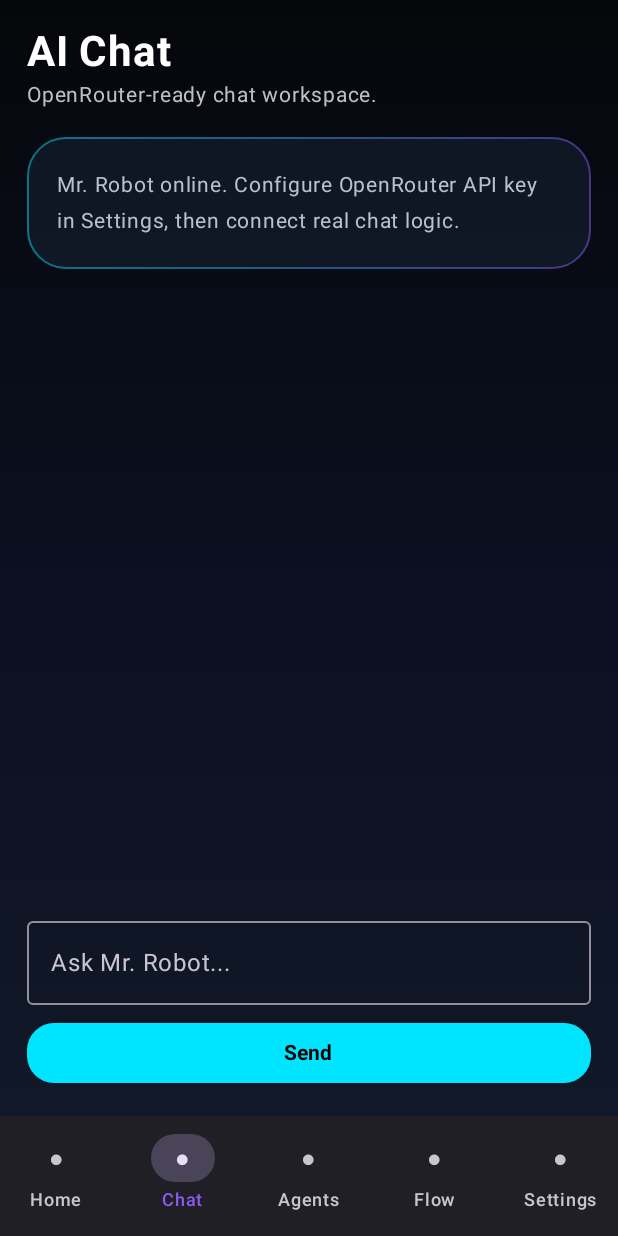
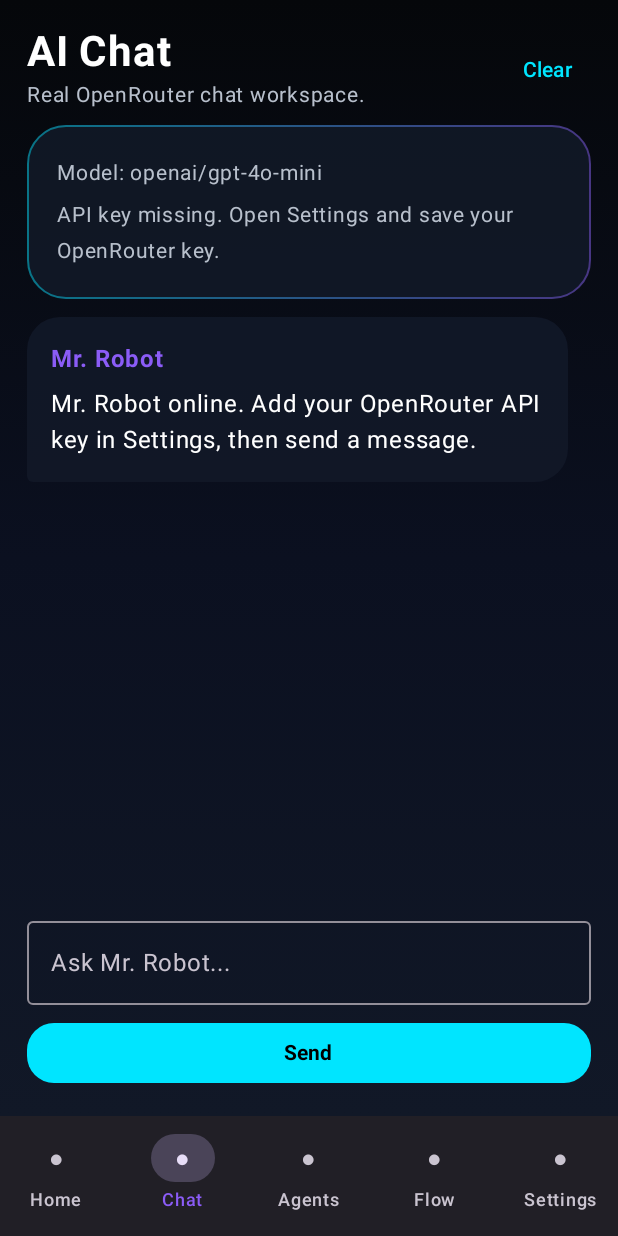
Before and after one commit to devxvoid/Mr-Robot-AI-Workspace, an Android app built with Jetpack Compose: the ChatScreen screen opened through its navigation route, on a phone screen of 412 x 824 dp. Run offline under Robolectric (Android 15) with nearby library versions, the phone set to English and light mode, and no system bars.

Commit message:
Step 2 add real OpenRouter chat

```diff
--- a/app/src/main/java/com/mrrobot/aiworkspace/ui/screens/ChatScreen.kt
+++ b/app/src/main/java/com/mrrobot/aiworkspace/ui/screens/ChatScreen.kt
@@ -1,47 +1,167 @@
 package com.mrrobot.aiworkspace.ui.screens
 
+import androidx.compose.foundation.background
 import androidx.compose.foundation.layout.*
 import androidx.compose.foundation.lazy.LazyColumn
 import androidx.compose.foundation.lazy.items
+import androidx.compose.foundation.lazy.rememberLazyListState
+import androidx.compose.foundation.shape.RoundedCornerShape
 import androidx.compose.material3.*
 import androidx.compose.runtime.*
+import androidx.compose.ui.Alignment
 import androidx.compose.ui.Modifier
+import androidx.compose.ui.graphics.Color
+import androidx.compose.ui.text.font.FontWeight
 import androidx.compose.ui.unit.dp
+import androidx.lifecycle.viewmodel.compose.viewModel
 import com.mrrobot.aiworkspace.ui.components.*
+import com.mrrobot.aiworkspace.viewmodel.ChatUiMessage
+import com.mrrobot.aiworkspace.viewmodel.ChatViewModel
+import kotlinx.coroutines.launch
 
 @Composable
-fun ChatScreen() {
-    var input by remember { mutableStateOf("") }
-    val messages = remember { mutableStateListOf("Mr. Robot online. Configure OpenRouter API key in Settings, then connect real chat logic.") }
+fun ChatScreen(
+    viewModel: ChatViewModel = viewModel()
+) {
+    val state by viewModel.uiState.collectAsState()
+    val listState = rememberLazyListState()
+    val scope = rememberCoroutineScope()
+
+    LaunchedEffect(state.messages.size) {
+        if (state.messages.isNotEmpty()) {
+            scope.launch {
+                listState.animateScrollToItem(state.messages.lastIndex)
+            }
+        }
+    }
 
     ScreenShell {
-        Title("AI Chat")
-        Subtitle("OpenRouter-ready chat workspace.")
-        Spacer(Modifier.height(16.dp))
+        Row(
+            modifier = Modifier.fillMaxWidth(),
+            horizontalArrangement = Arrangement.SpaceBetween,
+            verticalAlignment = Alignment.CenterVertically
+        ) {
+            Column {
+                Title("AI Chat")
+                Subtitle("Real OpenRouter chat workspace.")
+            }
 
-        LazyColumn(modifier = Modifier.weight(1f)) {
-            items(messages) { msg ->
-                GlassCard(modifier = Modifier.padding(bottom = 10.dp)) {
-                    Subtitle(msg)
+            TextButton(onClick = { viewModel.clearChat() }) {
+                Text("Clear")
+            }
+        }
+
+        Spacer(Modifier.height(8.dp))
+
+        GlassCard {
+            Subtitle("Model: ${state.model}")
+            if (state.apiKey.isBlank()) {
+                Spacer(Modifier.height(4.dp))
+                Subtitle("API key missing. Open Settings and save your OpenRouter key.")
+            }
+        }
+
+        Spacer(Modifier.height(12.dp))
+
+        LazyColumn(
+            state = listState,
+            modifier = Modifier
+                .weight(1f)
+                .fillMaxWidth(),
+            contentPadding = PaddingValues(bottom = 12.dp)
+        ) {
+            items(state.messages) { message ->
+                ChatBubble(message)
+            }
+
+            if (state.isLoading) {
+                item {
+                    GlassCard(modifier = Modifier.padding(bottom = 10.dp)) {
+                        Row(verticalAlignment = Alignment.CenterVertically) {
+                            CircularProgressIndicator(
+                                modifier = Modifier.size(18.dp),
+                                strokeWidth = 2.dp
+                            )
+                            Spacer(Modifier.width(12.dp))
+                            Subtitle("Mr. Robot is thinking...")
+                        }
+                    }
                 }
             }
         }
 
+        if (state.error.isNotBlank()) {
+            Card(
+                modifier = Modifier
+                    .fillMaxWidth()
+                    .padding(bottom = 10.dp),
+                shape = RoundedCornerShape(18.dp),
+                colors = CardDefaults.cardColors(
+                    containerColor = Color(0xFF3B1111)
+                )
+            ) {
+                Text(
+                    text = state.error,
+                    modifier = Modifier.padding(14.dp),
+                    color = Color(0xFFFFB4AB)
+                )
+            }
+        }
+
         OutlinedTextField(
-            value = input,
-            onValueChange = { input = it },
+            value = state.input,
+            onValueChange = viewModel::updateInput,
             placeholder = { Text("Ask Mr. Robot...") },
-            modifier = Modifier.fillMaxWidth()
+            modifier = Modifier.fillMaxWidth(),
+            minLines = 1,
+            maxLines = 5
         )
 
         Spacer(Modifier.height(8.dp))
 
-        CyberButton("Send") {
-            if (input.isNotBlank()) {
-                messages.add("You: $input")
-                messages.add("AI: MVP response placeholder. Next upgrade wires OpenRouter API call.")
-                input = ""
-            }
+        CyberButton(
+            text = if (state.isLoading) "Generating..." else "Send",
+            onClick = { viewModel.send() }
+        )
+    }
+}
+
+@Composable
+private fun ChatBubble(message: ChatUiMessage) {
+    val isUser = message.role == "user"
+
+    Row(
+        modifier = Modifier
+            .fillMaxWidth()
+            .padding(bottom = 10.dp),
+        horizontalArrangement = if (isUser) Arrangement.End else Arrangement.Start
+    ) {
+        Column(
+            modifier = Modifier
+                .fillMaxWidth(if (isUser) 0.88f else 0.96f)
+                .background(
+                    color = if (isUser) NeonCyan.copy(alpha = 0.16f) else Panel.copy(alpha = 0.95f),
+                    shape = RoundedCornerShape(
+                        topStart = 22.dp,
+                        topEnd = 22.dp,
+                        bottomStart = if (isUser) 22.dp else 4.dp,
+                        bottomEnd = if (isUser) 4.dp else 22.dp
+                    )
+                )
+                .padding(16.dp)
+        ) {
+            Text(
+                text = if (isUser) "You" else "Mr. Robot",
+                color = if (isUser) NeonCyan else NeonPurple,
+                fontWeight = FontWeight.Bold
+            )
+
+            Spacer(Modifier.height(6.dp))
+
+            Text(
+                text = message.content,
+                color = Color.White
+            )
         }
     }
 }
--- /dev/null
+++ b/app/src/main/java/com/mrrobot/aiworkspace/viewmodel/ChatViewModel.kt
@@ -0,0 +1,130 @@
+package com.mrrobot.aiworkspace.viewmodel
+
+import android.app.Application
+import androidx.lifecycle.AndroidViewModel
+import androidx.lifecycle.viewModelScope
+import com.mrrobot.aiworkspace.data.ChatMessage
+import com.mrrobot.aiworkspace.data.ChatRepository
+import com.mrrobot.aiworkspace.data.SettingsStore
+import kotlinx.coroutines.flow.MutableStateFlow
+import kotlinx.coroutines.flow.StateFlow
+import kotlinx.coroutines.flow.asStateFlow
+import kotlinx.coroutines.launch
+
+data class ChatUiMessage(
+    val role: String,
+    val content: String
+)
+
+data class ChatUiState(
+    val input: String = "",
+    val messages: List<ChatUiMessage> = listOf(
+        ChatUiMessage(
+            role = "assistant",
+            content = "Mr. Robot online. Add your OpenRouter API key in Settings, then send a message."
+        )
+    ),
+    val apiKey: String = "",
+    val model: String = "openai/gpt-4o-mini",
+    val isLoading: Boolean = false,
+    val error: String = ""
+)
+
+class ChatViewModel(application: Application) : AndroidViewModel(application) {
+
+    private val settingsStore = SettingsStore(application.applicationContext)
+    private val repository = ChatRepository()
+
+    private val _uiState = MutableStateFlow(ChatUiState())
+    val uiState: StateFlow<ChatUiState> = _uiState.asStateFlow()
+
+    init {
+        viewModelScope.launch {
+            settingsStore.settingsFlow.collect { settings ->
+                _uiState.value = _uiState.value.copy(
+                    apiKey = settings.apiKey,
+                    model = settings.model
+                )
+            }
+        }
+    }
+
+    fun updateInput(value: String) {
+        _uiState.value = _uiState.value.copy(
+            input = value,
+            error = ""
+        )
+    }
+
+    fun send() {
+        val current = _uiState.value
+        val prompt = current.input.trim()
+
+        if (prompt.isBlank() || current.isLoading) return
+
+        if (current.apiKey.isBlank()) {
+            _uiState.value = current.copy(
+                error = "OpenRouter API key missing. Save your key in Settings first."
+            )
+            return
+        }
+
+        val userMessage = ChatUiMessage("user", prompt)
+        val updatedMessages = current.messages + userMessage
+
+        _uiState.value = current.copy(
+            input = "",
+            messages = updatedMessages,
+            isLoading = true,
+            error = ""
+        )
+
+        viewModelScope.launch {
+            val requestMessages = updatedMessages
+                .filter { it.role == "user" || it.role == "assistant" }
+                .map {
+                    ChatMessage(
+                        role = it.role,
+                        content = it.content
+                    )
+                }
+
+            val result = repository.sendMessage(
+                apiKey = _uiState.value.apiKey,
+                model = _uiState.value.model,
+                messages = requestMessages
+            )
+
+            result
+                .onSuccess { reply ->
+                    _uiState.value = _uiState.value.copy(
+                        messages = _uiState.value.messages + ChatUiMessage(
+                            role = "assistant",
+                            content = reply
+                        ),
+                        isLoading = false,
+                        error = ""
+                    )
+                }
+                .onFailure { throwable ->
+                    _uiState.value = _uiState.value.copy(
+                        isLoading = false,
+                        error = throwable.message ?: "Unknown chat error"
+                    )
+                }
+        }
+    }
+
+    fun clearChat() {
+        _uiState.value = _uiState.value.copy(
+            messages = listOf(
+                ChatUiMessage(
+                    role = "assistant",
+                    content = "Chat cleared. Mr. Robot is ready."
+                )
+            ),
+            error = "",
+            input = ""
+        )
+    }
+}
```
Also changed, not shown: app/src/main/java/com/mrrobot/aiworkspace/data/ChatRepository.kt (added, +97 -0 lines).
